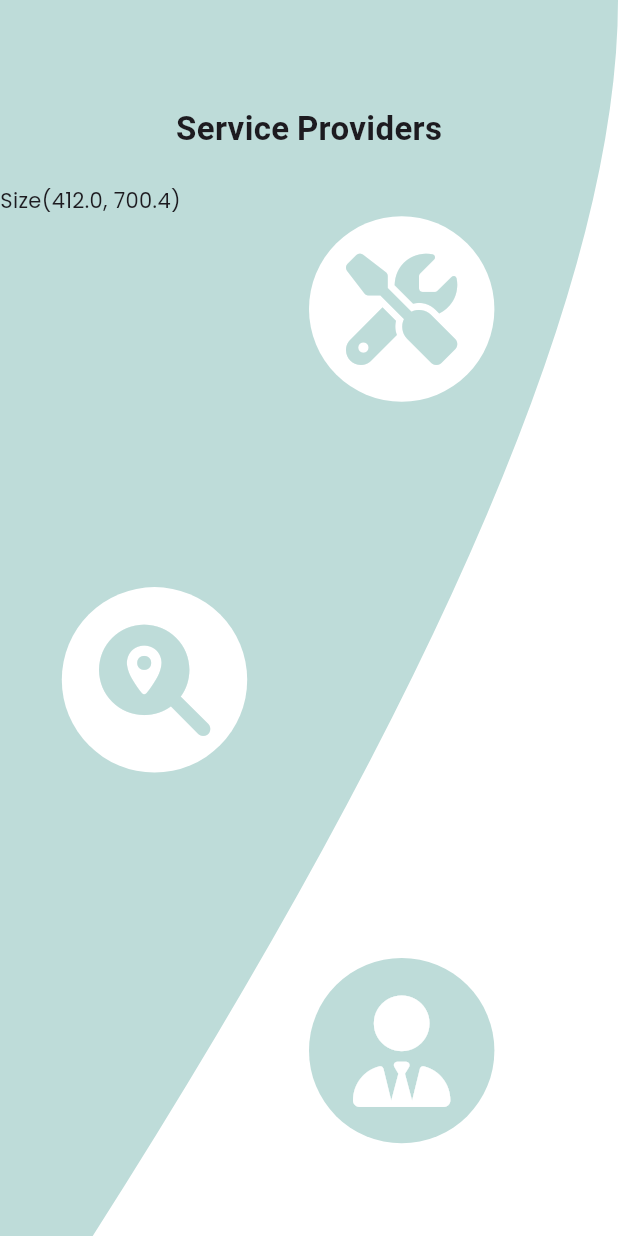
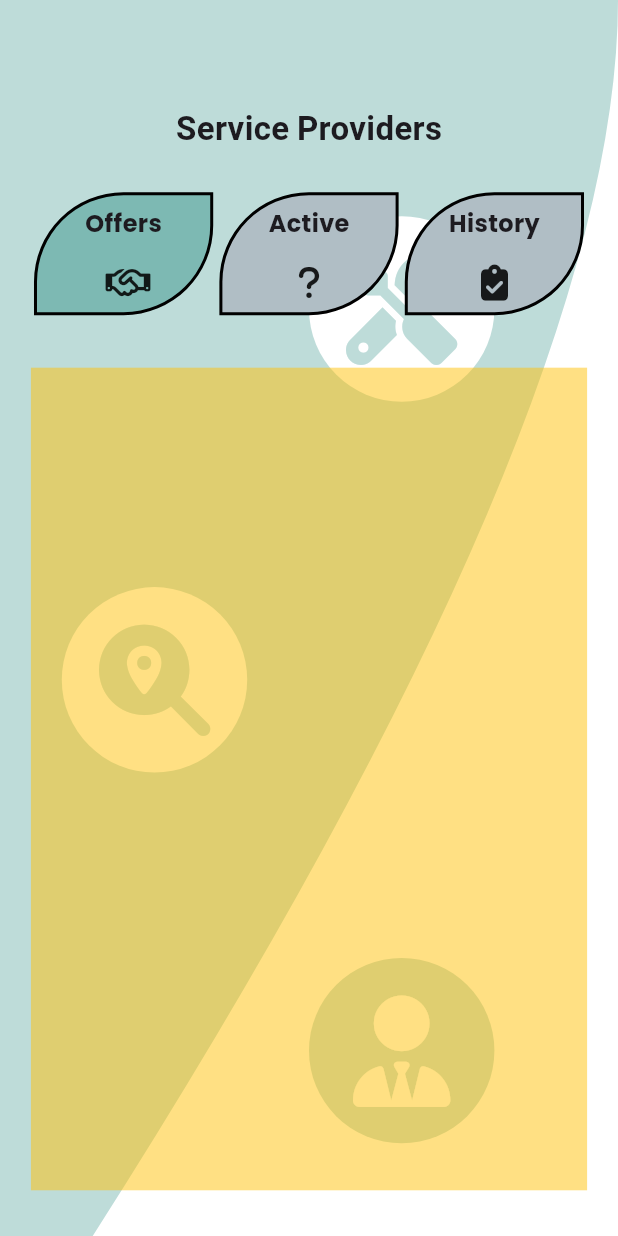
Before and after one commit to mabid2023GT/link-win-mob-app, a Flutter app: the ServiceProviders widget shown alone on an empty page, opened directly, on a phone screen of 412 x 824 dp. Run offline on Flutter 3.47's test engine with Material 3 defaults, Android fonts, the light colour scheme and no system bars; our stand-ins replace flutter_riverpod, flutter_svg, font_awesome_flutter, go_router, google_fonts, photo_view and 1 more; network calls fail; Roboto replaces fonts that are missing (Montserrat).

Commit message:
implementing the 'Service Providers' & 'Employment Hub' tabs view layout, ready to implement the tab content widgets

```diff
--- a/lib/core/config/colors.dart
+++ b/lib/core/config/colors.dart
@@ -24,6 +24,7 @@ const k3AccentLines = Color(0xFFEEF2E2);
 const kCaption = Color(0xFF656565);
 
 const kSelectedTabColor = Color(0xFF7DB9B3);
+const kUnSelectedTabColor = Color(0xFFB0BEC5);
 
 const kHeaderColor = Color(0x807DB9B3);
 
--- a/lib/features/home/employment_hub/employment_hub.dart
+++ b/lib/features/home/employment_hub/employment_hub.dart
@@ -1,14 +1,20 @@
 import 'package:flutter/material.dart';
-import 'package:link_win_mob_app/core/config/colors.dart';
 import 'package:link_win_mob_app/core/utils/screen_util.dart';
 import 'package:link_win_mob_app/responsive_ui_tools/widgets/auto_responsive_percentage_layout.dart';
-import 'package:link_win_mob_app/responsive_ui_tools/widgets/layout_builder_child.dart';
 import 'package:link_win_mob_app/widgets/headers/centered_title_header.dart';
 import 'package:link_win_mob_app/widgets/screen_backgrounds/three_icon_background.dart';
 import 'package:font_awesome_flutter/font_awesome_flutter.dart';
+import 'package:link_win_mob_app/widgets/tabs_layouts/three_tabs_layout.dart';
 
-class EmploymentHub extends StatelessWidget {
+class EmploymentHub extends StatefulWidget {
   const EmploymentHub({super.key});
+
+  @override
+  State<EmploymentHub> createState() => _EmploymentHubState();
+}
+
+class _EmploymentHubState extends State<EmploymentHub> {
+  final ValueNotifier<int> _selectedTabNotifier = ValueNotifier(0);
 
   @override
   Widget build(BuildContext context) {
@@ -32,17 +38,22 @@ class EmploymentHub extends StatelessWidget {
   }
 
   _body() {
-    return LayoutBuilderChild(
-      child: (minSize, maxSize) => Container(
-        alignment: Alignment.center,
-        child: Container(
-          width: maxSize.width,
-          height: maxSize.height,
-          color: transparent,
-          child: Text(
-            maxSize.toString(),
-          ),
-        ),
+    return ThreeTabsLayout(
+      leftTabLabel: 'Offers',
+      midTabLabel: 'Active',
+      rightTabLabel: 'History',
+      leftTabIcon: FontAwesomeIcons.handshake,
+      midTabIcon: FontAwesomeIcons.question,
+      rightTabIcon: FontAwesomeIcons.clipboardCheck,
+      selectedTab: _selectedTabNotifier,
+      leftTabView: Container(
+        color: Colors.red.withOpacity(0.5),
+      ),
+      midTabView: Container(
+        color: Colors.purple.withOpacity(0.5),
+      ),
+      rightTabView: Container(
+        color: Colors.grey.withOpacity(0.5),
       ),
     );
   }
--- a/lib/features/home/service_providers/service_providers.dart
+++ b/lib/features/home/service_providers/service_providers.dart
@@ -1,14 +1,20 @@
 import 'package:flutter/material.dart';
-import 'package:link_win_mob_app/core/config/colors.dart';
 import 'package:link_win_mob_app/core/utils/screen_util.dart';
 import 'package:link_win_mob_app/responsive_ui_tools/widgets/auto_responsive_percentage_layout.dart';
-import 'package:link_win_mob_app/responsive_ui_tools/widgets/layout_builder_child.dart';
 import 'package:link_win_mob_app/widgets/headers/centered_title_header.dart';
 import 'package:link_win_mob_app/widgets/screen_backgrounds/three_icon_background.dart';
 import 'package:font_awesome_flutter/font_awesome_flutter.dart';
+import 'package:link_win_mob_app/widgets/tabs_layouts/three_tabs_layout.dart';
 
-class ServiceProviders extends StatelessWidget {
+class ServiceProviders extends StatefulWidget {
   const ServiceProviders({super.key});
+
+  @override
+  State<ServiceProviders> createState() => _ServiceProvidersState();
+}
+
+class _ServiceProvidersState extends State<ServiceProviders> {
+  final ValueNotifier<int> _selectedTabNotifier = ValueNotifier(0);
 
   @override
   Widget build(BuildContext context) {
@@ -32,17 +38,22 @@ class ServiceProviders extends StatelessWidget {
   }
 
   _body() {
-    return LayoutBuilderChild(
-      child: (minSize, maxSize) => Container(
-        alignment: Alignment.center,
-        child: Container(
-          width: maxSize.width,
-          height: maxSize.height,
-          color: transparent,
-          child: Text(
-            maxSize.toString(),
-          ),
-        ),
+    return ThreeTabsLayout(
+      leftTabLabel: 'Offers',
+      midTabLabel: 'Active',
+      rightTabLabel: 'History',
+      leftTabIcon: FontAwesomeIcons.handshake,
+      midTabIcon: FontAwesomeIcons.question,
+      rightTabIcon: FontAwesomeIcons.clipboardCheck,
+      selectedTab: _selectedTabNotifier,
+      leftTabView: Container(
+        color: Colors.amber.withOpacity(0.5),
+      ),
+      midTabView: Container(
+        color: Colors.blue.withOpacity(0.5),
+      ),
+      rightTabView: Container(
+        color: Colors.green.withOpacity(0.5),
       ),
     );
   }
--- a/lib/widgets/screen_backgrounds/three_icon_background.dart
+++ b/lib/widgets/screen_backgrounds/three_icon_background.dart
@@ -50,10 +50,10 @@ class ThreeIconBackground extends StatelessWidget {
             color: lightColor,
           ),
         ),
-        child,
         _iconBuilder(maxSize, circularIconSize, 0.1, 0.5, false, 0),
         _iconBuilder(maxSize, circularIconSize, 0.4, 0.1, false, 1),
         _iconBuilder(maxSize, circularIconSize, 0.7, 0.5, true, 2),
+        child,
       ],
     );
   }
--- /dev/null
+++ b/lib/widgets/tabs_layouts/three_tabs_layout.dart
@@ -0,0 +1,178 @@
+import 'dart:math';
+import 'package:flutter/material.dart';
+import 'package:link_win_mob_app/core/config/colors.dart';
+import 'package:link_win_mob_app/responsive_ui_tools/widgets/layout_builder_child.dart';
+
+class ThreeTabsLayout extends StatelessWidget {
+  final String leftTabLabel;
+  final String midTabLabel;
+  final String rightTabLabel;
+  final IconData leftTabIcon;
+  final IconData midTabIcon;
+  final IconData rightTabIcon;
+  final Widget leftTabView;
+  final Widget midTabView;
+  final Widget rightTabView;
+  final ValueNotifier<int> selectedTab;
+  final double tabsNavigationHeightRatio;
+  const ThreeTabsLayout({
+    super.key,
+    required this.leftTabLabel,
+    required this.midTabLabel,
+    required this.rightTabLabel,
+    required this.leftTabIcon,
+    required this.midTabIcon,
+    required this.rightTabIcon,
+    required this.selectedTab,
+    required this.leftTabView,
+    required this.midTabView,
+    required this.rightTabView,
+    this.tabsNavigationHeightRatio = 0.13,
+  });
+
+  @override
+  Widget build(BuildContext context) {
+    return LayoutBuilderChild(
+      child: (minSize, maxSize) {
+        Size tabsSize =
+            Size(maxSize.width, maxSize.height * tabsNavigationHeightRatio);
+        Size tabBodySize =
+            Size(maxSize.width, maxSize.height - tabsSize.height);
+        return ValueListenableBuilder(
+          valueListenable: selectedTab,
+          builder: (context, value, child) => Column(
+            // value = 0 => left tab is selected,
+            // value = 1 => mid tab is selected,
+            // value = 2 => right tab is selected
+            children: [
+              SizedBox(
+                width: tabsSize.width,
+                height: tabsSize.height,
+                child: _tabsNavigationWidget(),
+              ),
+              SizedBox(
+                width: tabBodySize.width,
+                height: tabBodySize.height,
+                child: _tabViewWidget(),
+              ),
+            ],
+          ),
+        );
+      },
+    );
+  }
+
+  _tabsNavigationWidget() {
+    return LayoutBuilderChild(
+      child: (minSize, maxSize) {
+        Size tabSize = Size(maxSize.width * 0.29, maxSize.height);
+        return _paddingContainer(
+          Row(
+            mainAxisAlignment: MainAxisAlignment.spaceAround,
+            children: [
+              _tabWidget(
+                tabSize,
+                0,
+              ),
+              _tabWidget(tabSize, 1),
+              _tabWidget(
+                tabSize,
+                2,
+              ),
+            ],
+          ),
+          maxSize,
+          0.05,
+          0.05,
+        );
+      },
+    );
+  }
+
+  _tabWidget(Size tabSize, int index) {
+    Radius radius = Radius.circular(
+      min(tabSize.height * 0.7, tabSize.width * 0.5),
+    );
+    return InkWell(
+      onTap: () => selectedTab.value = index,
+      child: Container(
+        width: tabSize.width,
+        height: tabSize.height,
+        alignment: AlignmentDirectional.center,
+        decoration: BoxDecoration(
+          color: selectedTab.value == index
+              ? kSelectedTabColor
+              : kUnSelectedTabColor,
+          borderRadius: BorderRadius.only(
+            topLeft: radius,
+            bottomRight: radius,
+          ),
+          border: Border.all(
+            color: kBlack,
+            width: 2,
+          ),
+        ),
+        child: _tabWidgetContent(index),
+      ),
+    );
+  }
+
+  _tabWidgetContent(int index) {
+    return Column(
+      mainAxisAlignment: MainAxisAlignment.spaceAround,
+      children: [
+        Text(
+          index == 0
+              ? leftTabLabel
+              : index == 1
+                  ? midTabLabel
+                  : rightTabLabel,
+          style: const TextStyle(
+            fontWeight: FontWeight.bold,
+            fontSize: 16,
+          ),
+        ),
+        Icon(
+          index == 0
+              ? leftTabIcon
+              : index == 1
+                  ? midTabIcon
+                  : rightTabIcon,
+        ),
+      ],
+    );
+  }
+
+  _tabViewWidget() {
+    return LayoutBuilderChild(
+      child: (minSize, maxSize) {
+        return _paddingContainer(
+          selectedTab.value == 0
+              ? leftTabView
+              : selectedTab.value == 1
+                  ? midTabView
+                  : rightTabView,
+          maxSize,
+          0.05,
+          0.05,
+        );
+      },
+    );
+  }
+
+  _paddingContainer(
+      Widget child, Size parentSize, double sideRatio, double topBottomRatio) {
+    double topBottomPad = parentSize.height * topBottomRatio;
+    double leftRightPad = parentSize.width * sideRatio;
+
+    return Container(
+      padding: EdgeInsets.only(
+        left: leftRightPad,
+        right: leftRightPad,
+        top: topBottomPad,
+        bottom: topBottomPad,
+      ),
+      child: child,
+    );
+  }
+}
```
